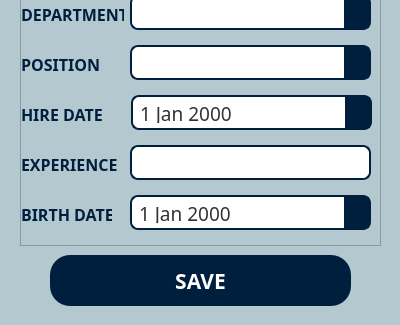
Qt form design/add_page.ui (vikkyvl/StaffBase) before a commit; both pictures show x 0 to 400 and y 225 to 550 of the 400 by 550 pixel window.
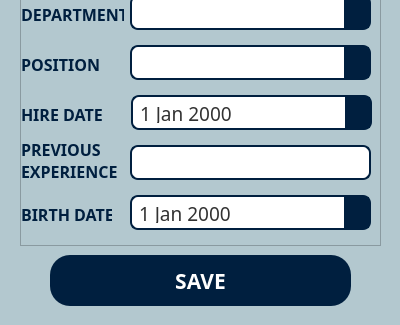
The same form after that commit. Icons and pictures are not drawn.

What changed in the file:
```diff
--- a/design/add_page.ui
+++ b/design/add_page.ui
@@ -339,9 +339,9 @@
     <property name="geometry">
      <rect>
       <x>1</x>
-      <y>360</y>
+      <y>340</y>
       <width>96</width>
-      <height>19</height>
+      <height>51</height>
      </rect>
     </property>
     <property name="font">
@@ -356,7 +356,13 @@
      <string notr="true">color:  rgb(0, 31, 63);</string>
     </property>
     <property name="text">
-     <string>EXPERIENCE</string>
+     <string>PREVIOUS EXPERIENCE</string>
+    </property>
+    <property name="scaledContents">
+     <bool>false</bool>
+    </property>
+    <property name="wordWrap">
+     <bool>true</bool>
     </property>
    </widget>
    <widget class="QLabel" name="label_8">
```
Left out of the diff: 22 changed lines with no effect on the pictures.
